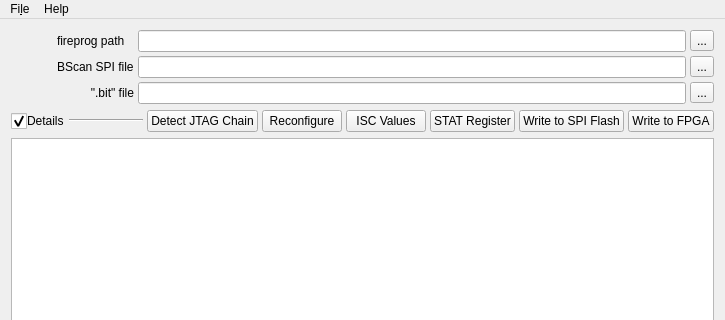
isabekov/Prometheus_GUI, file MainWindow.ui: the form before one commit; both pictures show x 0 to 725 and y 0 to 320 of the 725 by 504 pixel window.
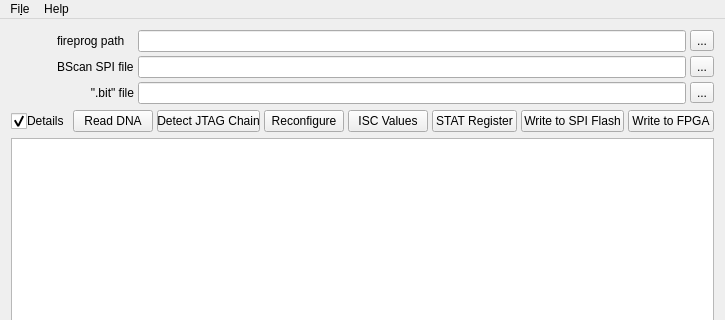
The form after the commit. Icons and pictures are not drawn.

The edit to the form file:
```diff
--- a/MainWindow.ui
+++ b/MainWindow.ui
@@ -246,6 +246,13 @@
          </property>
         </widget>
        </item>
+       <item>
+        <widget class="QPushButton" name="pushButton_Read_DNA">
+         <property name="text">
+          <string>Read DNA</string>
+         </property>
+        </widget>
+       </item>
        <item>
         <widget class="QPushButton" name="pushButton_DetectChain">
          <property name="text">
```
Left out of the diff: 22 changed lines with no effect on the pictures.
